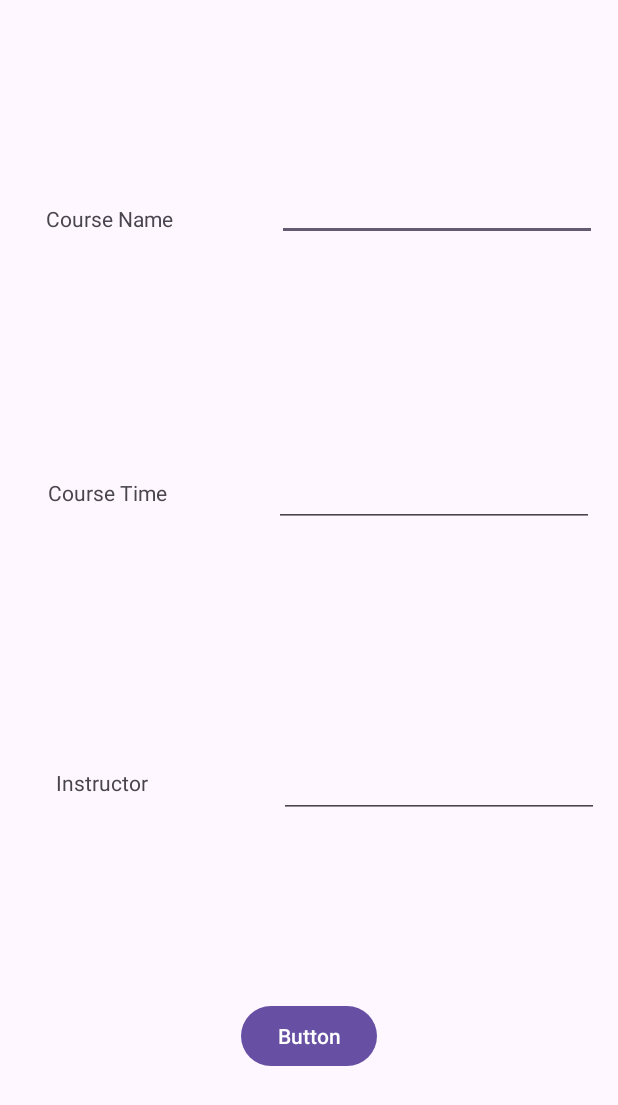
After one commit to ashetty2308/MyCollegeApp, an Android app: the ScheduleIntent screen opened directly, with no data from a screen before it, on a phone screen of 412 x 824 dp. The commit adds this screen. Shown: the top 1105 px of the screen. Run offline under Robolectric (Android 15) with nearby library versions, the phone set to English and light mode, and no system bars.

Commit message:
Secondary commit

```diff
--- a/app/src/main/AndroidManifest.xml
+++ b/app/src/main/AndroidManifest.xml
@@ -13,6 +13,9 @@
         android:theme="@style/Theme.MyCollegeApp"
         tools:targetApi="31">
         <activity
+            android:name=".ScheduleIntent"
+            android:exported="false" />
+        <activity
             android:name=".MainActivity"
             android:exported="true">
             <intent-filter>
--- /dev/null
+++ b/app/src/main/java/com/example/mycollegeapp/ScheduleIntent.java
@@ -0,0 +1,55 @@
+package com.example.mycollegeapp;
+
+import androidx.activity.result.ActivityResult;
+import androidx.activity.result.ActivityResultCallback;
+import androidx.activity.result.ActivityResultLauncher;
+import androidx.activity.result.contract.ActivityResultContracts;
+import androidx.appcompat.app.AppCompatActivity;
+
+import android.annotation.SuppressLint;
+import android.app.Activity;
+import android.content.Intent;
+import android.os.Bundle;
+import android.util.Log;
+import android.view.View;
+import android.widget.Button;
+import android.widget.EditText;
+
+public class ScheduleIntent extends AppCompatActivity {
+    public void onSaveInstanceState (Bundle savedInstanceState) {
+        super.onSaveInstanceState(savedInstanceState);
+    }
+
+    @Override
+    protected void onCreate(Bundle savedInstanceState) {
+        super.onCreate(savedInstanceState);
+        setContentView(R.layout.activity_schedule_intent);
+
+        EditText courseNameInput = (EditText) this.findViewById(R.id.courseNameInputId);
+        EditText courseTimeInput = (EditText) this.findViewById(R.id.courseTimeInputId);
+        EditText courseInstructorInput = (EditText) this.findViewById(R.id.instructorInputId);
+
+        Button saveButton = (Button) this.findViewById(R.id.saveButtonId);
+
+        saveButton.setOnClickListener(new View.OnClickListener() {
+            @Override
+            public void onClick(View v) {
+                String courseName = courseNameInput.getText().toString();
+                String courseTime = courseTimeInput.getText().toString();
+                String courseInstructor = courseInstructorInput.getText().toString();
+
+                Intent intent = new Intent(getApplicationContext(), ScheduleFragment.class);
+
+                if (!courseName.isEmpty()) {
+                    intent.putExtra("courseName", courseName);
+                } else {
+                    Bundle bundle = getIntent().getExtras();
+                    intent.putExtra("data", bundle.getString("original_course"));
+                }
+                setResult(Activity.RESULT_OK, intent);
+                finish();
+            }
+        });
+
+    }
+}
--- /dev/null
+++ b/app/src/main/res/layout/activity_schedule_intent.xml
@@ -0,0 +1,96 @@
+<?xml version="1.0" encoding="utf-8"?>
+<androidx.constraintlayout.widget.ConstraintLayout xmlns:android="http://schemas.android.com/apk/res/android"
+    xmlns:app="http://schemas.android.com/apk/res-auto"
+    xmlns:tools="http://schemas.android.com/tools"
+    android:layout_width="match_parent"
+    android:layout_height="match_parent"
+    tools:context=".ScheduleIntent">
+
+    <EditText
+        android:id="@+id/courseNameInputId"
+        android:layout_width="wrap_content"
+        android:layout_height="wrap_content"
+        android:ems="10"
+        android:inputType="textMultiLine"
+        app:layout_constraintBottom_toBottomOf="parent"
+        app:layout_constraintEnd_toEndOf="parent"
+        app:layout_constraintHorizontal_bias="0.93"
+        app:layout_constraintStart_toStartOf="parent"
+        app:layout_constraintTop_toTopOf="parent"
+        app:layout_constraintVertical_bias="0.148" />
+
+    <EditText
+        android:id="@+id/courseTimeInputId"
+        android:layout_width="wrap_content"
+        android:layout_height="wrap_content"
+        android:ems="10"
+        android:inputType="textMultiLine"
+        app:layout_constraintBottom_toBottomOf="parent"
+        app:layout_constraintEnd_toEndOf="parent"
+        app:layout_constraintHorizontal_bias="0.92"
+        app:layout_constraintStart_toStartOf="parent"
+        app:layout_constraintTop_toTopOf="parent"
+        app:layout_constraintVertical_bias="0.393" />
+
+    <EditText
+        android:id="@+id/instructorInputId"
+        android:layout_width="wrap_content"
+        android:layout_height="wrap_content"
+        android:ems="10"
+        android:inputType="textMultiLine"
+        app:layout_constraintBottom_toBottomOf="parent"
+        app:layout_constraintEnd_toEndOf="parent"
+        app:layout_constraintHorizontal_bias="0.935"
+        app:layout_constraintStart_toStartOf="parent"
+        app:layout_constraintTop_toTopOf="parent"
+        app:layout_constraintVertical_bias="0.642" />
+
+    <TextView
+        android:id="@+id/titleTextId"
+        android:layout_width="wrap_content"
+        android:layout_height="wrap_content"
+        android:text="Course Name"
+        app:layout_constraintBottom_toBottomOf="parent"
+        app:layout_constraintEnd_toStartOf="@+id/courseNameInputId"
+        app:layout_constraintHorizontal_bias="0.305"
+        app:layout_constraintStart_toStartOf="parent"
+        app:layout_constraintTop_toTopOf="parent"
+        app:layout_constraintVertical_bias="0.169" />
+
+    <TextView
+        android:id="@+id/dueDateTextId"
+        android:layout_width="wrap_content"
+        android:layout_height="wrap_content"
+        android:text="Course Time"
+        app:layout_constraintBottom_toBottomOf="parent"
+        app:layout_constraintEnd_toStartOf="@+id/courseTimeInputId"
+        app:layout_constraintHorizontal_bias="0.312"
+        app:layout_constraintStart_toStartOf="parent"
+        app:layout_constraintTop_toTopOf="parent"
+        app:layout_constraintVertical_bias="0.396" />
+
+    <TextView
+        android:id="@+id/classTextId"
+        android:layout_width="wrap_content"
+        android:layout_height="wrap_content"
+        android:text="Instructor"
+        app:layout_constraintBottom_toBottomOf="parent"
+        app:layout_constraintEnd_toStartOf="@+id/instructorInputId"
+        app:layout_constraintHorizontal_bias="0.297"
+        app:layout_constraintStart_toStartOf="parent"
+        app:layout_constraintTop_toTopOf="parent"
+        app:layout_constraintVertical_bias="0.636" />
+
+    <Button
+        android:id="@+id/saveButtonId"
+        android:layout_width="wrap_content"
+        android:layout_height="wrap_content"
+        android:text="Button"
+        app:layout_constraintBottom_toBottomOf="parent"
+        app:layout_constraintEnd_toEndOf="parent"
+        app:layout_constraintStart_toStartOf="parent"
+        app:layout_constraintTop_toTopOf="parent"
+        app:layout_constraintVertical_bias="0.859"
+        tools:text="Save" />
+
+</androidx.constraintlayout.widget.ConstraintLayout>
--- a/gradle.properties
+++ b/gradle.properties
@@ -19,3 +19,4 @@ android.useAndroidX=true
 # resources declared in the library itself and none from the library's dependencies,
 # thereby reducing the size of the R class for that library
 android.nonTransitiveRClass=true
+android.nonFinalResIds=false
```
Also changed, not shown: app/src/main/java/com/example/mycollegeapp/MainActivity.java (+4 -5 lines), app/src/main/java/com/example/mycollegeapp/ScheduleFragment.java (+27 -10 lines).
